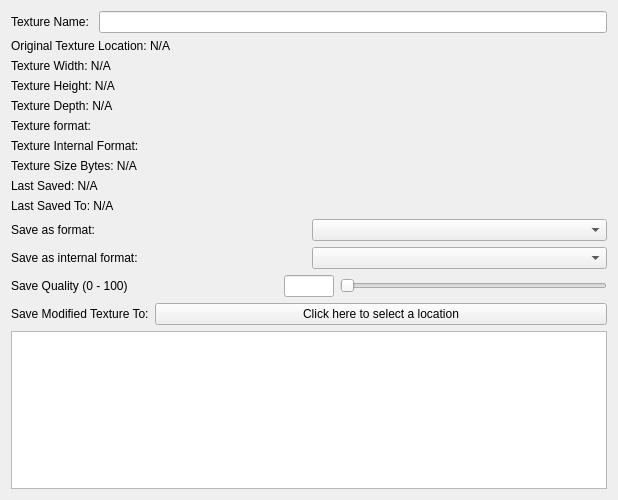
Binyamin-Brion/TextureAtlasCreator, file GUI/TextureInformation/selectedTextureInformation.ui: the form before one commit.
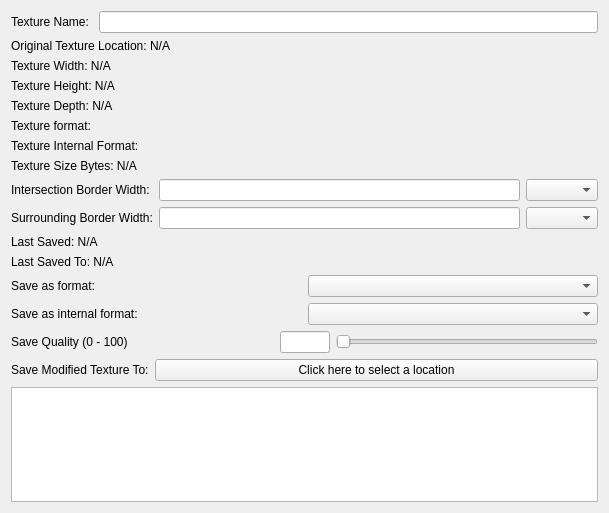
The form after the commit. Custom widgets are drawn as their Qt base class.

Commit message: - User can now change the border widths of a selected texture: both the intersection    border width and the selection border width

The edit to the form file:
```diff
--- a/GUI/TextureInformation/selectedTextureInformation.ui
+++ b/GUI/TextureInformation/selectedTextureInformation.ui
@@ -6,8 +6,8 @@
    <rect>
     <x>0</x>
     <y>0</y>
-    <width>618</width>
-    <height>500</height>
+    <width>609</width>
+    <height>513</height>
    </rect>
   </property>
   <property name="windowTitle">
@@ -77,6 +77,40 @@
      </property>
     </widget>
    </item>
+   <item>
+    <layout class="QHBoxLayout" name="horizontalLayout_7">
+     <item>
+      <widget class="QLabel" name="intersectionBorderWidthLabel">
+       <property name="text">
+        <string>Intersection Border Width: </string>
+       </property>
+      </widget>
+     </item>
+     <item>
+      <widget class="QLineEdit" name="intersectionBorderWidthLineEdit"/>
+     </item>
+     <item>
+      <widget class="QComboBox" name="intersectionZoomComboxBox"/>
+     </item>
+    </layout>
+   </item>
+   <item>
+    <layout class="QHBoxLayout" name="horizontalLayout_6">
+     <item>
+      <widget class="QLabel" name="borderWidthLabel">
+       <property name="text">
+        <string>Surrounding Border Width:</string>
+       </property>
+      </widget>
+     </item>
+     <item>
+      <widget class="QLineEdit" name="selectionBorderWidthLineEdit"/>
+     </item>
+     <item>
+      <widget class="QComboBox" name="selectionZoomComboBox"/>
+     </item>
+    </layout>
+   </item>
    <item>
     <widget class="QLabel" name="lastSavedLabel">
      <property name="text">
```
The commit also changes 39 other files.
